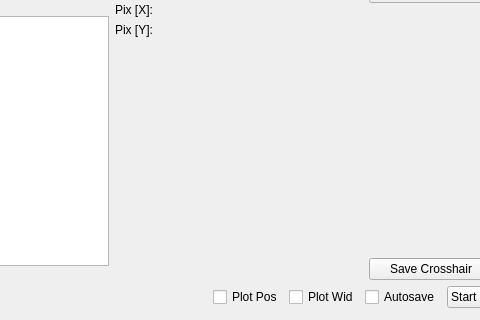
Before: the Qt Designer form UI_Forms/DynamicAD_Viewer.ui in nayanbera/DynamicAD_Viewer, drawn with Qt 5; both pictures show x 503 to 983 and y 525 to 845 of the 1136 by 845 pixel window.
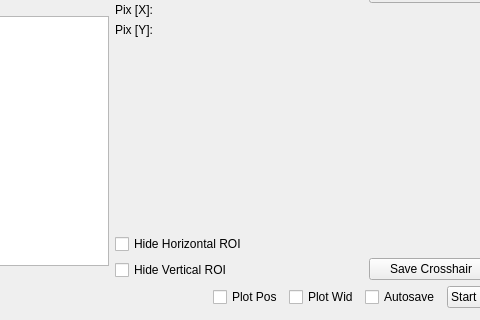
After: the same form once the commit is applied. Custom widgets are drawn as their Qt base class.

Commit message: Making the crosshair capability fully functional

What changed in the file:
```diff
--- a/UI_Forms/DynamicAD_Viewer.ui
+++ b/UI_Forms/DynamicAD_Viewer.ui
@@ -104,6 +104,20 @@
            </property>
           </spacer>
          </item>
+         <item>
+          <widget class="QCheckBox" name="hideHorizontalROICheckBox">
+           <property name="text">
+            <string>Hide Horizontal ROI</string>
+           </property>
+          </widget>
+         </item>
+         <item>
+          <widget class="QCheckBox" name="hideVerticalROICheckBox">
+           <property name="text">
+            <string>Hide Vertical ROI</string>
+           </property>
+          </widget>
+         </item>
         </layout>
        </item>
       </layout>
```
The commit also changes 2 other files.
